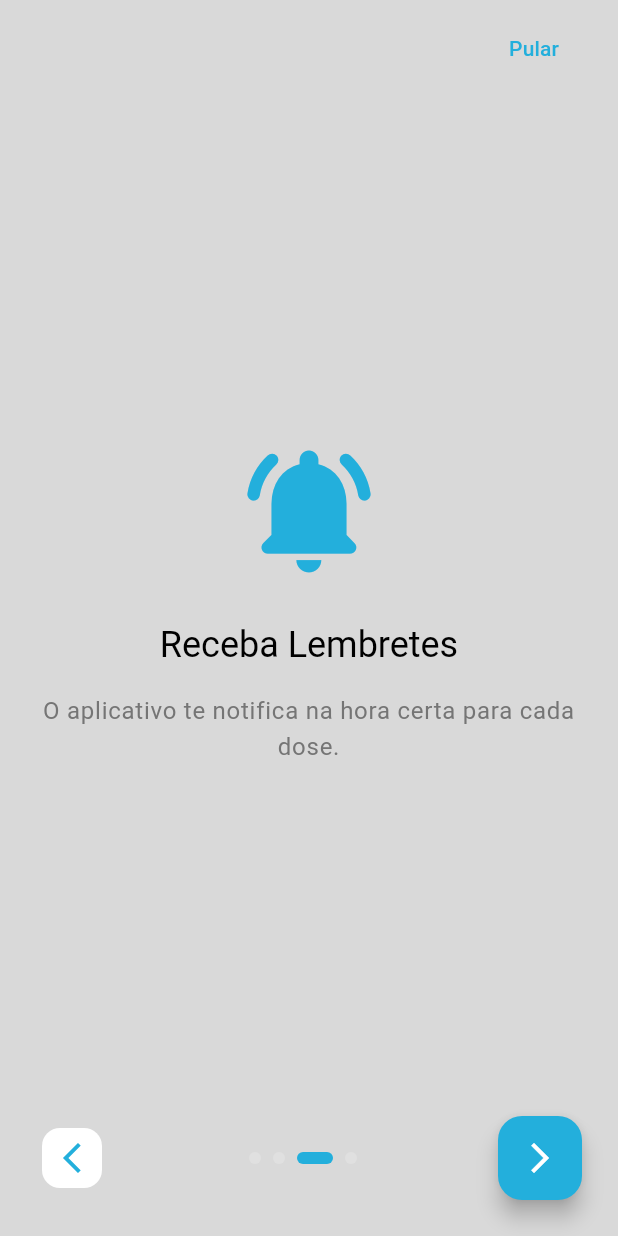
After one commit to MBritoS19/CheckPills, a Flutter app: the screen it shows after launch, after a tap on "Pular", after a tap on the "arrow back ios new" icon, on a phone screen of 412 x 824 dp. The commit adds this screen. Run offline on Flutter 3.47's test engine with Material 3 defaults, Android fonts, the light colour scheme and no system bars; our stand-ins replace drift, image_picker, local_auth, shared_preferences, table_calendar; accounts and stored records are empty; generated files the repository leaves out were written again.

Commit message:
feacture(incremento3): versão inicial da tela de boas vindas ao aplicativo

```diff
--- a/checkpills/lib/main.dart
+++ b/checkpills/lib/main.dart
@@ -3,6 +3,8 @@ import 'package:CheckPills/presentation/screens/add_medication_screen.dart';
 import 'package:CheckPills/presentation/providers/medication_provider.dart';
 import 'package:CheckPills/presentation/providers/user_settings_provider.dart';
 import 'package:CheckPills/presentation/providers/user_provider.dart';
+import 'package:shared_preferences/shared_preferences.dart';
+import 'package:CheckPills/presentation/screens/onboarding_screen.dart';
 import 'package:CheckPills/presentation/screens/home_screen.dart';
 import 'package:flutter_localizations/flutter_localizations.dart';
 import 'package:CheckPills/data/datasources/database.dart';
@@ -133,7 +135,8 @@ class _MainScreenState extends State<MainScreen> {
               ),
               useSafeArea: true,
               builder: (BuildContext context) {
-                return const AddMedicationScreen(key: ValueKey('add_new_medication'));
+                return const AddMedicationScreen(
+                    key: ValueKey('add_new_medication'));
               },
             );
           },
@@ -177,25 +180,57 @@ class _MainScreenState extends State<MainScreen> {
   }
 }
 
-class AppInitializer extends StatelessWidget {
+enum AppStatus { loading, onboarding, home }
+
+class AppInitializer extends StatefulWidget {
   const AppInitializer({super.key});
 
   @override
+  State<AppInitializer> createState() => _AppInitializerState();
+}
+
+class _AppInitializerState extends State<AppInitializer> {
+  AppStatus _status = AppStatus.loading;
+
+  @override
+  void initState() {
+    super.initState();
+    _initializeApp();
+  }
+
+  Future<void> _initializeApp() async {
+    final userProvider = Provider.of<UserProvider>(context, listen: false);
+
+    // AGORA a inicialização espera de verdade o provider ficar pronto.
+    await userProvider.initializationDone;
+
+    final prefs = await SharedPreferences.getInstance();
+    final bool isCompleted = prefs.getBool('onboarding_concluido') ?? false;
+
+    // Verificação de segurança para o contexto
+    if (mounted) {
+      setState(() {
+        _status = isCompleted ? AppStatus.home : AppStatus.onboarding;
+      });
+    }
+  }
+
+  @override
   Widget build(BuildContext context) {
-    final userProvider = context.watch<UserProvider>();
-
-    // Print do estado atual toda vez que o widget for reconstruído
-    print("🔄 [AppInitializer] Reconstruindo. Estado: isInitialized=${userProvider.isInitialized}, activeUser=${userProvider.activeUser?.name}");
-
-    if (!userProvider.isInitialized || userProvider.activeUser == null) {
-      return const Scaffold(
-        body: Center(
-          child: CircularProgressIndicator(),
-        ),
-      );
+    switch (_status) {
+      case AppStatus.loading:
+        return const Scaffold(
+          body: Center(child: CircularProgressIndicator()),
+        );
+      case AppStatus.onboarding:
+        // Passamos uma função para o OnboardingScreen nos avisar quando terminar
+        return OnboardingScreen(onFinish: () {
+          setState(() {
+            _status = AppStatus.home;
+          });
+        });
+      case AppStatus.home:
+        return const MainScreen();
     }
-
-    print("🚀 [AppInitializer] Condição satisfeita! Mostrando a MainScreen.");
-    return const MainScreen();
   }
 }
--- a/checkpills/lib/presentation/providers/user_provider.dart
+++ b/checkpills/lib/presentation/providers/user_provider.dart
@@ -1,3 +1,6 @@
+// SUBSTITUA O CONTEÚDO INTEIRO do user_provider.dart
+
+import 'dart:async'; // Importação necessária para o Completer
 import 'package:CheckPills/data/datasources/database.dart';
 import 'package:shared_preferences/shared_preferences.dart';
 import 'package:flutter/material.dart';
@@ -6,80 +9,64 @@ import 'package:drift/drift.dart';
 class UserProvider with ChangeNotifier {
   final AppDatabase database;
 
+  // Variáveis de estado
   User? _activeUser;
   List<User> _allUsers = [];
   bool _isInitialized = false;
 
+  // Completer para sinalizar o fim da inicialização
+  final Completer<void> _initializationCompleter = Completer<void>();
+  bool _isFirstUserLoad = true;
+
+  // Getters públicos
   User? get activeUser => _activeUser;
   List<User> get allUsers => _allUsers;
   bool get isInitialized => _isInitialized;
-
-  int? _lastActiveUserId; // Nova variável para guardar o ID carregado
+  Future<void> get initializationDone => _initializationCompleter.future;
 
   UserProvider({required this.database}) {
-    print("✅ [UserProvider] Criado. Iniciando a inicialização...");
-    _initialize();
+    print("✅ [UserProvider] Criado. Aguardando inicialização controlada.");
+    _listenToUserChanges();
+  }
 
-    database.usersDao.watchAllUsers().listen((users) {
+  void _listenToUserChanges() {
+    database.usersDao.watchAllUsers().listen((users) async {
       print(
-          "🔔 [UserProvider] A stream de usuários foi atualizada. Usuários encontrados: ${users.length}");
+          "🔔 [UserProvider] Stream de usuários atualizada. Usuários: ${users.length}");
       _allUsers = users;
 
-      if (_activeUser == null || !users.any((u) => u.id == _activeUser!.id)) {
-        User? userToSelect;
-        if (users.isNotEmpty) {
-          // Tenta encontrar o usuário pelo ID salvo
-          if (_lastActiveUserId != null) {
-            userToSelect = users.firstWhere((u) => u.id == _lastActiveUserId,
-                orElse: () => users.first);
-          } else {
-            // Se não houver ID salvo, seleciona o primeiro da lista
-            userToSelect = users.first;
-          }
-          print(
-              "👤 [UserProvider] Selecionando usuário ativo: ${userToSelect.name}");
-          _selectUser(userToSelect);
+      User? userToSelect;
+      if (users.isNotEmpty) {
+        final prefs = await SharedPreferences.getInstance();
+        final lastActiveUserId = prefs.getInt('last_active_user_id');
+
+        if (lastActiveUserId != null) {
+          userToSelect = users.firstWhere((u) => u.id == lastActiveUserId,
+              orElse: () => users.first);
         } else {
-          _activeUser = null;
+          userToSelect = users.first;
         }
       }
+
+      _activeUser = userToSelect;
+
+      // Se for o primeiro carregamento de dados, sinaliza que a inicialização terminou.
+      if (_isFirstUserLoad) {
+        _isInitialized = true;
+        _isFirstUserLoad = false;
+        _initializationCompleter.complete();
+        print("🏁 [UserProvider] Inicialização concluída e sinalizada.");
+      }
+
       notifyListeners();
     });
-  }
-
-  Future<void> _initialize() async {
-    print("⏳ [UserProvider] Carregando último ID de perfil ativo...");
-    final prefs = await SharedPreferences.getInstance();
-    _lastActiveUserId = prefs.getInt('last_active_user_id');
-    print("💾 [UserProvider] ID carregado: $_lastActiveUserId");
-
-    final initialUsers = await database.usersDao.getAllUsers();
-    if (initialUsers.isEmpty) {
-      print(
-          "✍️ [UserProvider] Nenhum usuário encontrado. Criando 'Perfil Principal'...");
-      await addUser("Perfil Principal");
-    } else {
-      print("👍 [UserProvider] Usuários já existem.");
-    }
-
-    _isInitialized = true;
-    print("🏁 [UserProvider] Inicialização concluída.");
-    notifyListeners();
-  }
-
-  void _selectUser(User user) {
-    if (_activeUser?.id != user.id) {
-      _activeUser = user;
-    }
   }
 
   Future<void> selectUser(User user) async {
     if (_activeUser?.id != user.id) {
       _activeUser = user;
-      print("🔄 [UserProvider] Usuário trocado manualmente para: ${user.name}");
       notifyListeners();
 
-      // Salva o ID do novo perfil ativo
       final prefs = await SharedPreferences.getInstance();
       await prefs.setInt('last_active_user_id', user.id);
       print("💾 [UserProvider] ID ${user.id} salvo como último perfil ativo.");
@@ -110,7 +97,6 @@ class UserProvider with ChangeNotifier {
         _activeUser = _activeUser?.copyWith(name: updatedUser.name.value);
       }
     }
-
     notifyListeners();
   }
 }
--- /dev/null
+++ b/checkpills/lib/presentation/screens/onboarding_screen.dart
@@ -0,0 +1,247 @@
+import 'package:CheckPills/presentation/providers/user_provider.dart';
+import 'package:flutter/material.dart';
+import 'package:provider/provider.dart';
+import 'package:shared_preferences/shared_preferences.dart';
+
+class OnboardingScreen extends StatefulWidget {
+  // AQUI ESTÁ A NOVA PROPRIEDADE QUE ESTAVA FALTANDO
+  final VoidCallback onFinish;
+
+  const OnboardingScreen({super.key, required this.onFinish});
+
+  @override
+  State<OnboardingScreen> createState() => _OnboardingScreenState();
+}
+
+class _OnboardingScreenState extends State<OnboardingScreen> {
+  final _pageController = PageController();
+  final _nameController = TextEditingController();
+  int _currentPage = 0;
+  bool _isNameValid = false;
+
+  @override
+  void initState() {
+    super.initState();
+    _nameController.addListener(() {
+      if (mounted) {
+        setState(() {
+          _isNameValid = _nameController.text.trim().isNotEmpty;
+        });
+      }
+    });
+  }
+
+  @override
+  void dispose() {
+    _pageController.dispose();
+    _nameController.dispose();
+    super.dispose();
+  }
+
+  // FUNÇÃO DE FINALIZAÇÃO ATUALIZADA (SEM NAVEGAÇÃO)
+  Future<void> _finishOnboarding() async {
+    if (!_isNameValid) return;
+
+    final userProvider = Provider.of<UserProvider>(context, listen: false);
+
+    // Remove o 'Perfil Principal' padrão, se ele existir
+    if (userProvider.allUsers.any((user) => user.name == 'Perfil Principal')) {
+      final defaultUser = userProvider.allUsers
+          .firstWhere((user) => user.name == 'Perfil Principal');
+      await userProvider.deleteUser(defaultUser.id);
+    }
+    // Adiciona o novo perfil criado pelo usuário
+    await userProvider.addUser(_nameController.text.trim());
+
+    final prefs = await SharedPreferences.getInstance();
+    await prefs.setBool('onboarding_concluido', true);
+
+    // Apenas chama a função de callback para avisar que terminou
+    widget.onFinish();
+  }
+
+  @override
+  Widget build(BuildContext context) {
+    final List<Widget> pages = [
+      _buildPage(
+        icon: Icons.waving_hand_rounded,
+        title: 'Bem-vindo ao CheckPills!',
+        subtitle:
+            'Seu novo assistente para nunca mais esquecer um medicamento.',
+      ),
+      _buildPage(
+        icon: Icons.medication_rounded,
+        title: 'Cadastre seus Medicamentos',
+        subtitle:
+            'Adicione detalhes, intervalos e estoque para um controle completo.',
+      ),
+      _buildPage(
+        icon: Icons.notifications_active_rounded,
+        title: 'Receba Lembretes',
+        subtitle: 'O aplicativo te notifica na hora certa para cada dose.',
+      ),
+      _buildNamePage(),
+    ];
+
+    return Scaffold(
+      body: SafeArea(
+        child: Padding(
+          padding: const EdgeInsets.fromLTRB(24, 8, 24, 24),
+          child: Column(
+            children: [
+              if (_currentPage < pages.length - 1)
+                Align(
+                  alignment: Alignment.centerRight,
+                  child: TextButton(
+                    onPressed: () {
+                      _pageController.animateToPage(
+                        pages.length - 1,
+                        duration: const Duration(milliseconds: 400),
+                        curve: Curves.easeInOut,
+                      );
+                    },
+                    child: const Text('Pular'),
+                  ),
+                )
+              else
+                const SizedBox(height: 48),
+
+              Expanded(
+                child: PageView(
+                  controller: _pageController,
+                  onPageChanged: (page) {
+                    setState(() {
+                      _currentPage = page;
+                    });
+                  },
+                  children: pages,
+                ),
+              ),
+
+              // BARRA DE NAVEGAÇÃO INFERIOR ATUALIZADA
+              Row(
+                mainAxisAlignment: MainAxisAlignment.spaceBetween,
+                children: [
+                  // BOTÃO VOLTAR
+                  FloatingActionButton.small(
+                    onPressed: _currentPage == 0
+                        ? null
+                        : () {
+                            _pageController.previousPage(
+                              duration: const Duration(milliseconds: 400),
+                              curve: Curves.easeInOut,
+                            );
+                          },
+                    elevation: 0,
+                    backgroundColor: _currentPage == 0
+                        ? Colors.grey.withOpacity(0.2)
+                        : Theme.of(context).colorScheme.surface,
+                    child: Icon(
+                      Icons.arrow_back_ios_new,
+                      color: _currentPage == 0
+                          ? Colors.grey
+                          : Theme.of(context).colorScheme.primary,
+                    ),
+                  ),
+
+                  // INDICADOR DE "BOLINHAS" CENTRALIZADO
+                  Row(
+                    children: List.generate(pages.length, (index) {
+                      return AnimatedContainer(
+                        duration: const Duration(milliseconds: 300),
+                        margin: const EdgeInsets.symmetric(horizontal: 4),
+                        height: 8,
+                        width: _currentPage == index ? 24 : 8,
+                        decoration: BoxDecoration(
+                          color: _currentPage == index
+                              ? Theme.of(context).colorScheme.primary
+                              : Colors.grey[300],
+                          borderRadius: BorderRadius.circular(8),
+                        ),
+                      );
+                    }),
+                  ),
+
+                  // BOTÃO PRÓXIMO / CONCLUIR
+                  FloatingActionButton(
+                    onPressed: () {
+                      if (_currentPage == pages.length - 1) {
+                        if (_isNameValid) _finishOnboarding();
+                      } else {
+                        _pageController.nextPage(
+                          duration: const Duration(milliseconds: 400),
+                          curve: Curves.easeInOut,
+                        );
+                      }
+                    },
+                    child: Icon(
+                      _currentPage == pages.length - 1
+                          ? Icons.check
+                          : Icons.arrow_forward_ios,
+                    ),
+                    backgroundColor:
+                        (_currentPage == pages.length - 1 && !_isNameValid)
+                            ? Colors.grey
+                            : Theme.of(context).colorScheme.primary,
+                  ),
+                ],
+              ),
+            ],
+          ),
+        ),
+      ),
+    );
+  }
+
+  Widget _buildPage(
+      {required IconData icon,
+      required String title,
+      required String subtitle}) {
+    return Column(
+      mainAxisAlignment: MainAxisAlignment.center,
+      children: [
+        Icon(icon, size: 100, color: Theme.of(context).colorScheme.primary),
+        const SizedBox(height: 24),
+        Text(title,
+            style: Theme.of(context).textTheme.headlineSmall,
+            textAlign: TextAlign.center),
+        const SizedBox(height: 16),
+        Text(subtitle,
+            style: Theme.of(context)
+                .textTheme
+                .bodyLarge
+                ?.copyWith(color: Colors.grey[600]),
+            textAlign: TextAlign.center),
+      ],
+    );
+  }
+
+  Widget _buildNamePage() {
+    return Column(
+      mainAxisAlignment: MainAxisAlignment.center,
+      children: [
+        Text('Como podemos chamar você?',
+            style: Theme.of(context).textTheme.headlineSmall,
+            textAlign: TextAlign.center),
+        const SizedBox(height: 24),
+        Text(
+          'Este será o nome do seu primeiro perfil. Você poderá adicionar outros mais tarde.',
+          style: Theme.of(context)
+              .textTheme
+              .bodyLarge
+              ?.copyWith(color: Colors.grey[600]),
+          textAlign: TextAlign.center,
+        ),
+        const SizedBox(height: 32),
+        TextField(
+          controller: _nameController,
+          decoration: const InputDecoration(
+            labelText: 'Seu nome ou apelido',
+            border: OutlineInputBorder(),
+          ),
+          textAlign: TextAlign.center,
+        ),
+      ],
+    );
+  }
+}
```
